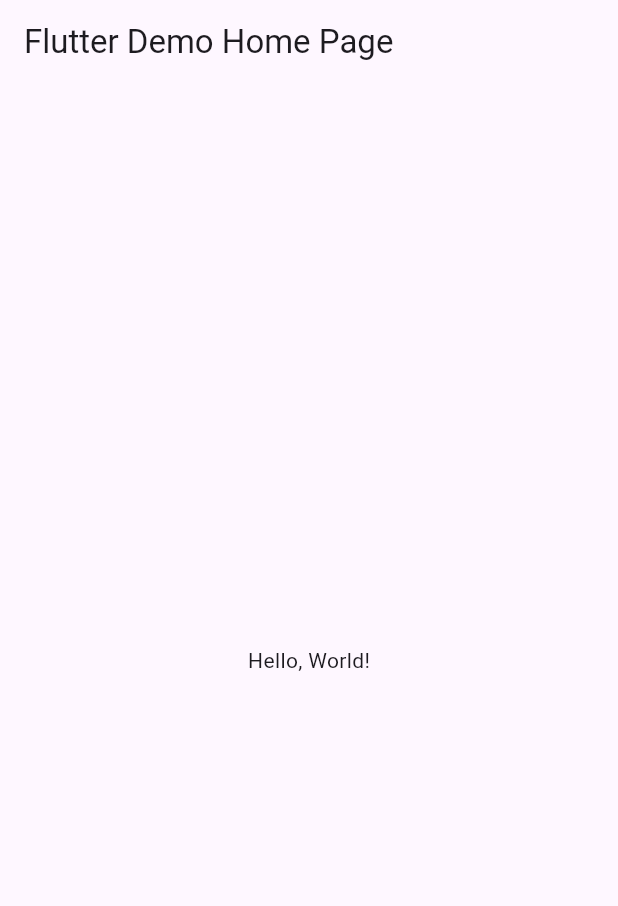
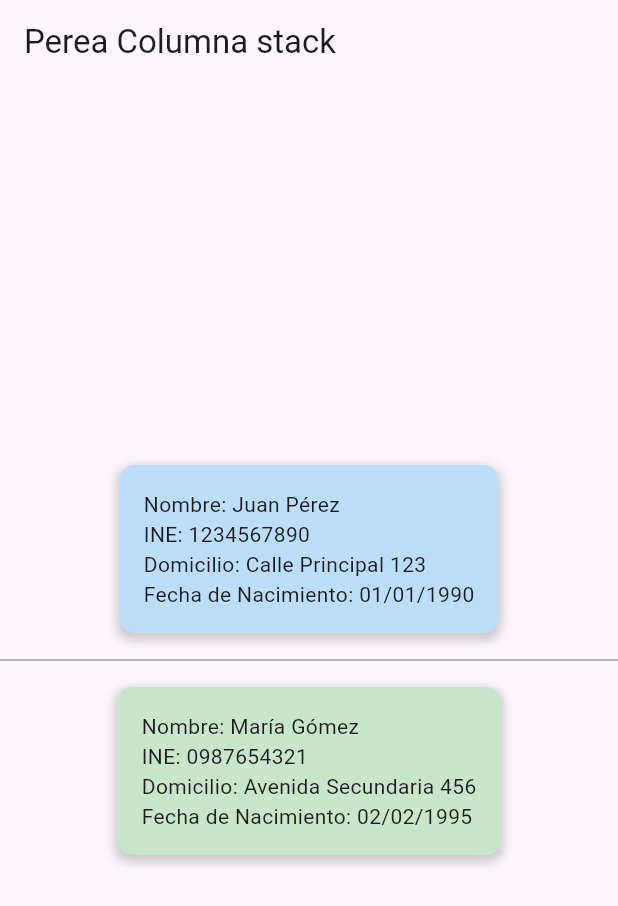
Before and after one commit to JoelPerea5j/p12_ExamenParte3, a Flutter app: the screen it shows after launch, on a phone screen of 412 x 824 dp. Shown: the top 906 px of the screen. Run offline on Flutter 3.47's test engine with Material 3 defaults, Android fonts, the phone set to English and light mode, and no system bars.

Commit message:
Perea Joel

```diff
--- a/lib/main.dart
+++ b/lib/main.dart
@@ -1,43 +1,98 @@
 import 'package:flutter/material.dart';
 
-void main() => runApp(MyApp());
+class Cliente {
+  final String nombre;
+  final String apellido;
+  final String ine;
+  final String domicilio;
+  final String fechaNacimiento;
+  Cliente({
+    required this.nombre,
+    required this.apellido,
+    required this.ine,
+    required this.domicilio,
+    required this.fechaNacimiento,
+  });
+}
+
+void main() {
+  runApp(MyApp());
+}
 
 class MyApp extends StatelessWidget {
-  const MyApp({super.key});
-  // This widget is the root of your application.
   @override
   Widget build(BuildContext context) {
     return MaterialApp(
-      // Application name
-      title: 'Flutter Hello World',
-      // Application theme data, you can set the colors for the application as
-      // you want
-      theme: ThemeData(
-        // useMaterial3: false,
-        primarySwatch: Colors.blue,
+      debugShowCheckedModeBanner: false,
+      home: Scaffold(
+        appBar: AppBar(
+          title: Text('Perea Columna stack'),
+        ),
+        body: ClienteList(),
       ),
-      // A widget which will be started on application startup
-      home: MyHomePage(title: 'Flutter Demo Home Page'),
     );
   }
 }
 
-class MyHomePage extends StatelessWidget {
-  final String title;
-  const MyHomePage({super.key, required this.title});
-
+class ClienteList extends StatelessWidget {
+  final List<Cliente> clientes = [
+    Cliente(
+      nombre: 'Juan',
+      apellido: 'Pérez',
+      ine: '1234567890',
+      domicilio: 'Calle Principal 123',
+      fechaNacimiento: '01/01/1990',
+    ),
+    Cliente(
+      nombre: 'María',
+      apellido: 'Gómez',
+      ine: '0987654321',
+      domicilio: 'Avenida Secundaria 456',
+      fechaNacimiento: '02/02/1995',
+    ),
+  ];
   @override
   Widget build(BuildContext context) {
-    return Scaffold(
-      appBar: AppBar(
-        // The title text which will be shown on the action bar
-        title: Text(title),
-      ),
-      body: Center(
-        child: Text(
-          'Hello, World!',
-        ),
-      ),
+    return Column(
+      mainAxisAlignment: MainAxisAlignment.center,
+      children: clientes.map((cliente) {
+        return Column(
+          children: [
+            Container(
+              margin: EdgeInsets.symmetric(vertical: 10),
+              padding: EdgeInsets.all(16),
+              decoration: BoxDecoration(
+                color: clientes.indexOf(cliente) % 2 == 0
+                    ? Colors.blue[100]
+                    : Colors.green[100],
+                borderRadius: BorderRadius.circular(10),
+                boxShadow: [
+                  BoxShadow(
+                    color: Colors.grey.withOpacity(0.5),
+                    spreadRadius: 2,
+                    blurRadius: 5,
+                    offset: Offset(0, 3),
+                  ),
+                ],
+              ),
+              child: Column(
+                crossAxisAlignment: CrossAxisAlignment.start,
+                children: [
+                  Text('Nombre: ${cliente.nombre} ${cliente.apellido}'),
+                  Text('INE: ${cliente.ine}'),
+                  Text('Domicilio: ${cliente.domicilio}'),
+                  Text('Fecha de Nacimiento: ${cliente.fechaNacimiento}'),
+                ],
+              ),
+            ),
+            if (clientes.indexOf(cliente) < clientes.length - 1)
+              Divider(
+                color: Colors.grey,
+                thickness: 1,
+              ),
+          ],
+        );
+      }).toList(),
     );
   }
 }
```
Also changed, not shown: Imagen.png (added).
